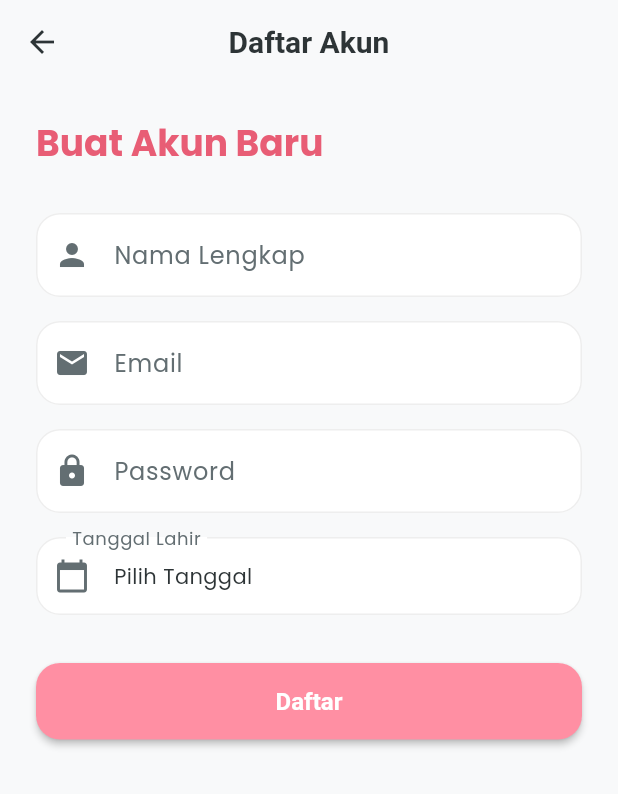
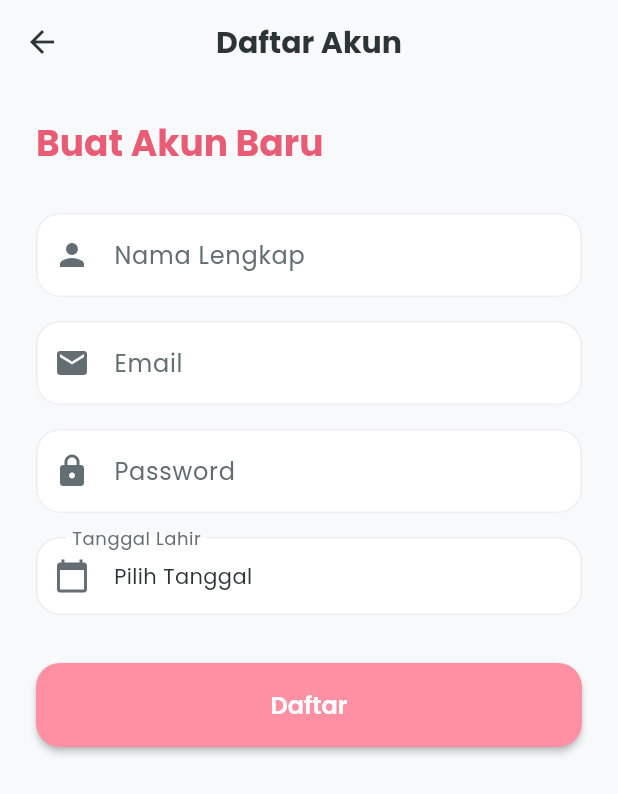
Before and after one commit to fauziaz/posyandu-flutter, a Flutter app: the screen it shows after launch, after a tap on "Daftar Akun", on a phone screen of 412 x 824 dp. Shown: the top 794 px of the screen. Run offline on Flutter 3.47's test engine with Material 3 defaults, Android fonts, the light colour scheme and no system bars; our stand-ins replace google_fonts, supabase_flutter; accounts and stored records are empty; network calls fail.

Commit message:
tambah model data dan utilitas

```diff
--- a/lib/models/history_model.dart
+++ b/lib/models/history_model.dart
@@ -1,14 +1,21 @@
+// models/history_model.dart
 class HistoryModel {
   final DateTime date;
   final double weight;
   final double height;
+  final double? headCircumference;
   final String? immunization;
+  final String? vitamin;
+  final String? notes;
 
   HistoryModel({
     required this.date,
     required this.weight,
     required this.height,
+    this.headCircumference,
     this.immunization,
+    this.vitamin,
+    this.notes,
   });
 
   factory HistoryModel.fromMap(Map<String, dynamic> map) {
@@ -16,7 +23,12 @@ class HistoryModel {
       date: DateTime.parse(map['date']),
       weight: (map['weight'] as num).toDouble(),
       height: (map['height'] as num).toDouble(),
+      headCircumference: map['head_circumference'] != null
+          ? (map['head_circumference'] as num).toDouble()
+          : null,
       immunization: map['immunization'],
+      vitamin: map['vitamin'],
+      notes: map['notes'],
     );
   }
 }
--- a/lib/models/user_model.dart
+++ b/lib/models/user_model.dart
@@ -5,6 +5,7 @@ class UserModel {
   final String email;
   final DateTime? dateOfBirth;
   final String? phoneNumber;
+  final String? avatarUrl;
   final DateTime? createdAt;
 
   UserModel({
@@ -13,6 +14,7 @@ class UserModel {
     required this.email,
     this.dateOfBirth,
     this.phoneNumber,
+    this.avatarUrl,
     this.createdAt,
   });
 
@@ -26,6 +28,7 @@ class UserModel {
           ? DateTime.parse(json['date_of_birth'] as String)
           : null,
       phoneNumber: json['phone_number'] as String?,
+      avatarUrl: json['avatar_url'] as String?,
       createdAt: json['created_at'] != null
           ? DateTime.parse(json['created_at'] as String)
           : null,
@@ -40,6 +43,7 @@ class UserModel {
       'email': email,
       'date_of_birth': dateOfBirth?.toIso8601String(),
       'phone_number': phoneNumber,
+      'avatar_url': avatarUrl,
       'created_at': createdAt?.toIso8601String(),
     };
   }
--- a/lib/utils/theme.dart
+++ b/lib/utils/theme.dart
@@ -28,16 +28,16 @@ class AppTheme {
         bodyColor: textColor,
         displayColor: textColor,
       ),
-      appBarTheme: const AppBarTheme(
+      appBarTheme: AppBarTheme(
         backgroundColor: Colors.transparent,
         elevation: 0,
         centerTitle: true,
-        titleTextStyle: TextStyle(
+        titleTextStyle: GoogleFonts.poppins(
           color: textColor,
           fontSize: 20,
           fontWeight: FontWeight.bold,
         ),
-        iconTheme: IconThemeData(color: textColor),
+        iconTheme: const IconThemeData(color: textColor),
       ),
       elevatedButtonTheme: ElevatedButtonThemeData(
         style: ElevatedButton.styleFrom(
@@ -48,7 +48,10 @@ class AppTheme {
             borderRadius: BorderRadius.circular(16),
           ),
           padding: const EdgeInsets.symmetric(horizontal: 32, vertical: 16),
-          textStyle: const TextStyle(fontSize: 16, fontWeight: FontWeight.w600),
+          textStyle: GoogleFonts.poppins(
+            fontSize: 16,
+            fontWeight: FontWeight.w600,
+          ),
         ),
       ),
       inputDecorationTheme: InputDecorationTheme(
@@ -70,7 +73,7 @@ class AppTheme {
           horizontal: 20,
           vertical: 16,
         ),
-        labelStyle: const TextStyle(color: subTextColor),
+        labelStyle: GoogleFonts.poppins(color: subTextColor),
         prefixIconColor: subTextColor,
       ),
       cardTheme: CardThemeData(
```
Also changed, not shown: lib/models/article_model.dart (added, +44 -0 lines), lib/models/queue_model.dart (added, +44 -0 lines), lib/api.dart (added).
